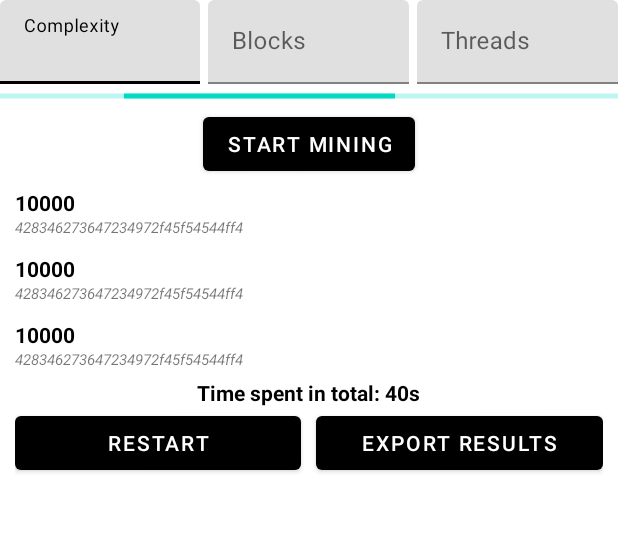
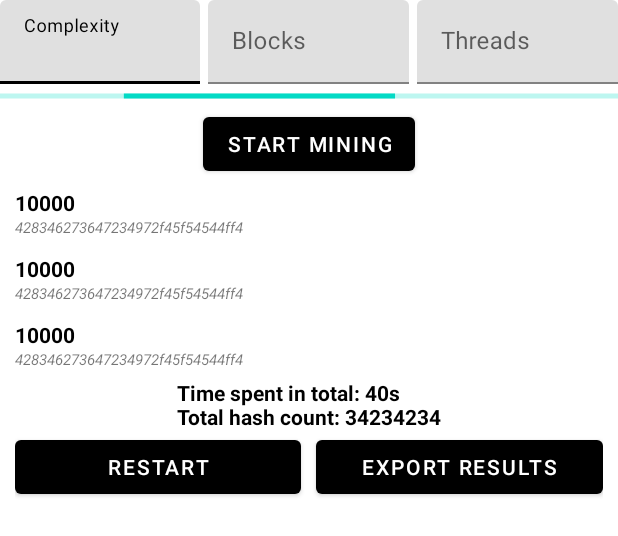
Before and after one commit to yegorf/mining-algorithms, an Android app: the layout activity_main.xml on its own in the app's theme, with its tools: preview values and no code run, on a phone screen of 412 x 824 dp. Shown: the top 536 px of the screen. Run offline under Robolectric (Android 15) with nearby library versions, the phone set to English and light mode, and no system bars.

Commit message:
add hashes count

```diff
--- a/app/src/main/java/com/example/mining_algorithms/service/MiningThread.kt
+++ b/app/src/main/java/com/example/mining_algorithms/service/MiningThread.kt
@@ -31,6 +31,8 @@ class MiningThread(private val complexity: Int) : Thread() {
             newBlock.transactions.add(Transaction(System.currentTimeMillis()))
             newBlock.timestamp = Date().time
             newBlock.timeSpent = newBlock.timestamp - lastBlock.timestamp
+
+            MiningService.iterateHashCount()
         }
 
         MiningService.addBlock(newBlock)
--- a/app/src/main/res/layout/activity_main.xml
+++ b/app/src/main/res/layout/activity_main.xml
@@ -85,7 +85,7 @@
         tools:listitem="@layout/item_block" />
 
     <TextView
-        android:id="@+id/tv_time_spent"
+        android:id="@+id/tv_result_data"
         android:layout_width="wrap_content"
         android:layout_height="wrap_content"
         android:layout_gravity="center"
@@ -93,7 +93,7 @@
         android:textColor="@color/black"
         android:textStyle="bold"
         android:visibility="gone"
-        tools:text="Time spent in total: 40s"
+        tools:text="Time spent in total: 40s\nTotal hash count: 34234234"
         tools:visibility="visible" />
 
     <LinearLayout
```
Also changed, not shown: app/src/main/java/com/example/mining_algorithms/MainActivity.kt (+4 -3 lines), app/src/main/java/com/example/mining_algorithms/service/MiningService.kt (+7 -0 lines).
